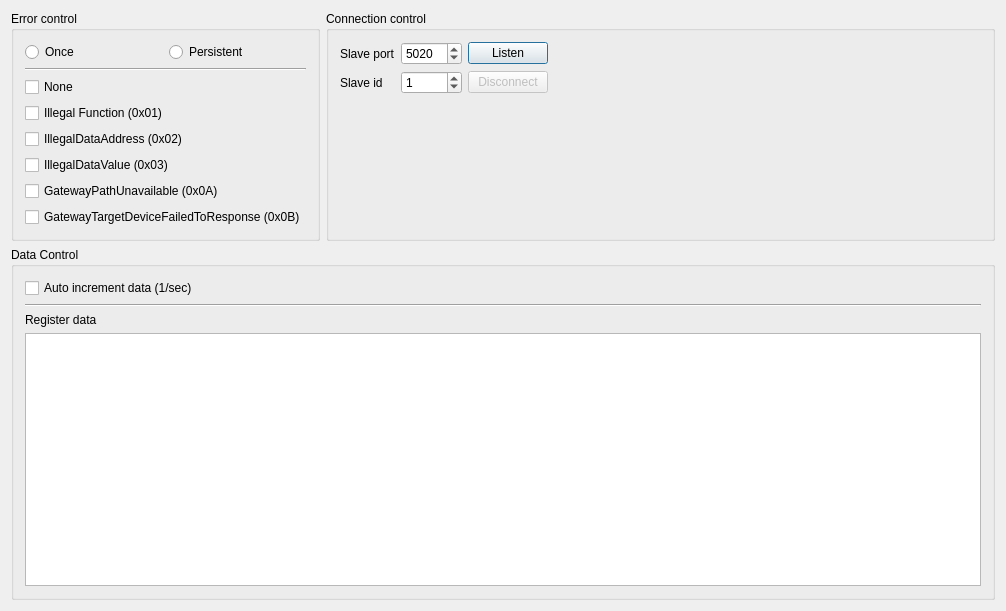
First picture: the form in src/mainwindow.ui, repository jgeudens/ModbusTestSlave, before the edit.
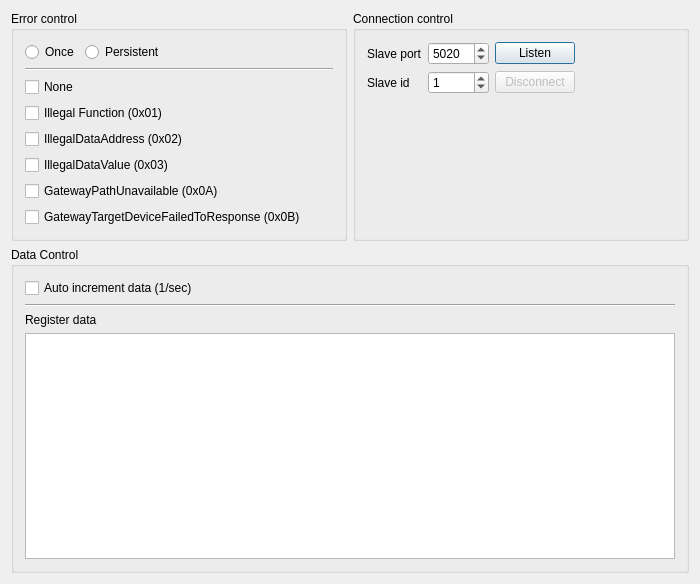
Second picture: the form after the edit.

Commit message: Update layout and number of registers

The edit to the form file:
```diff
--- a/src/mainwindow.ui
+++ b/src/mainwindow.ui
@@ -6,8 +6,8 @@
    <rect>
     <x>0</x>
     <y>0</y>
-    <width>1006</width>
-    <height>611</height>
+    <width>700</width>
+    <height>584</height>
    </rect>
   </property>
   <property name="windowTitle">
@@ -24,9 +24,12 @@
         </property>
         <layout class="QVBoxLayout" name="verticalLayout">
          <item>
-          <layout class="QHBoxLayout" name="horizontalLayout_2">
+          <layout class="QHBoxLayout" name="horizontalLayout_2" stretch="0,1">
            <item>
-            <widget class="QRadioButton" name="radioButton">
+            <widget class="QRadioButton" name="optErrorOnce">
+             <property name="layoutDirection">
+              <enum>Qt::LeftToRight</enum>
+             </property>
              <property name="text">
               <string>Once</string>
              </property>
```
Left out of the diff: 2 changed lines with no effect on the pictures. The commit also changes 1 other file.
